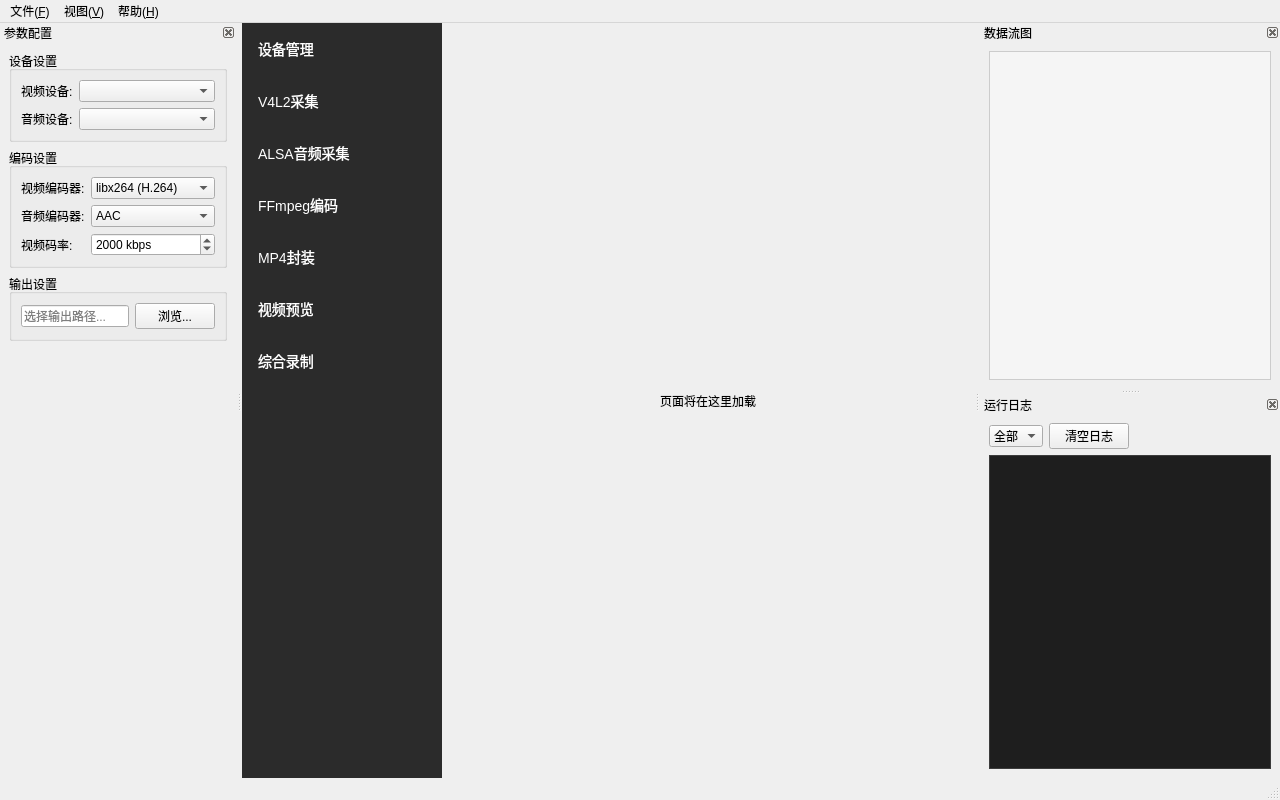
First picture: the form in mainwindow.ui, repository Lainwk/AV-Pipeline-Explorer, before the edit.
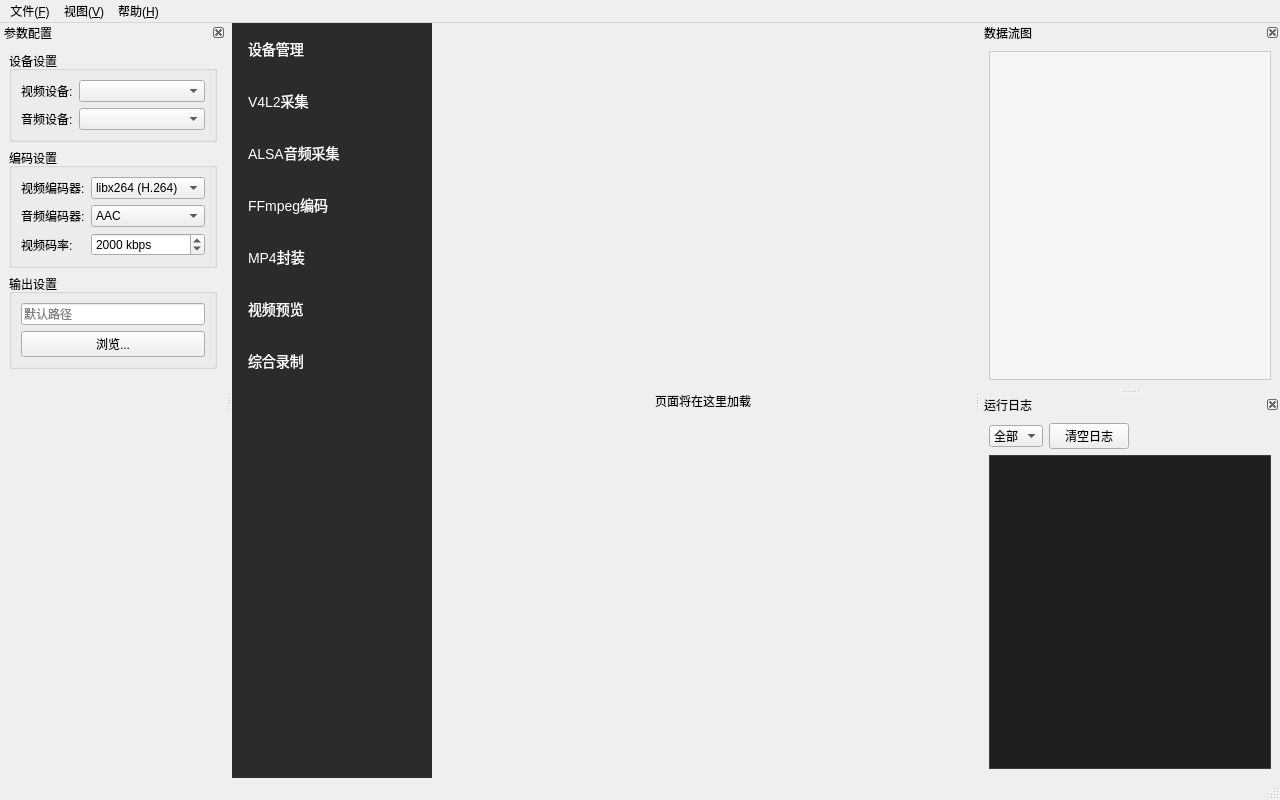
Second picture: the form after the edit. Icons and pictures are not drawn.

Commit message: 完善了摄像头信息采集，存储路径设置，成功渲染摄像头画面

The edit to the form file:
```diff
--- a/mainwindow.ui
+++ b/mainwindow.ui
@@ -410,10 +410,15 @@
          <layout class="QHBoxLayout" name="horizontalLayout_2">
           <item>
            <widget class="QLineEdit" name="outputPathEdit">
+            <property name="readOnly">
+             <bool>true</bool>
+            </property>
             <property name="placeholderText">
-             <string>选择输出路径...</string>
+             <string>默认路径</string>
             </property>
            </widget>
+          </item>
+         </layout>
           </item>
           <item>
            <widget class="QPushButton" name="browseButton">
@@ -421,8 +426,6 @@
              <string>浏览...</string>
             </property>
            </widget>
-          </item>
-         </layout>
         </item>
        </layout>
       </widget>
```
Lines whose indentation alone changed are shown as unchanged. The commit also changes 10 other files.
